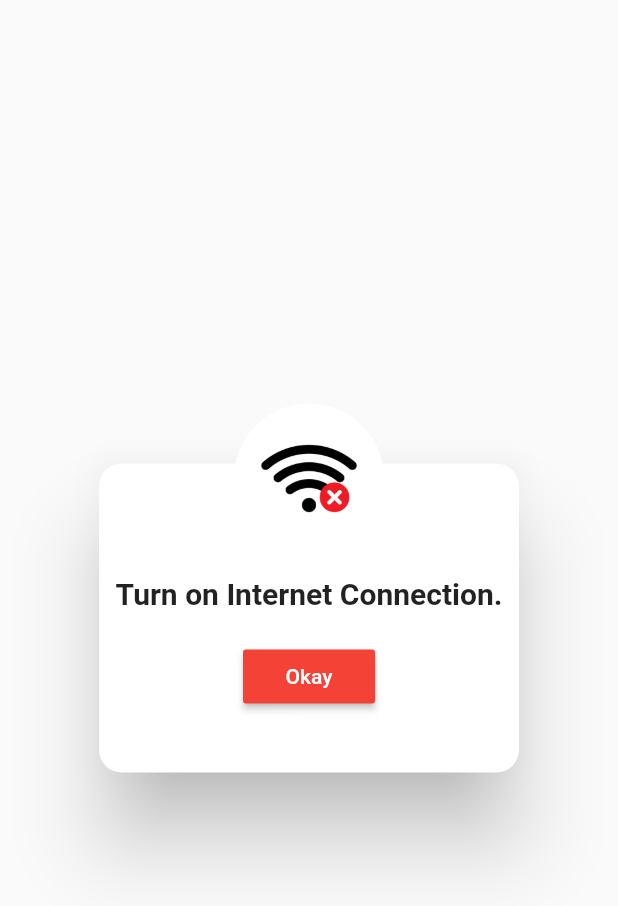
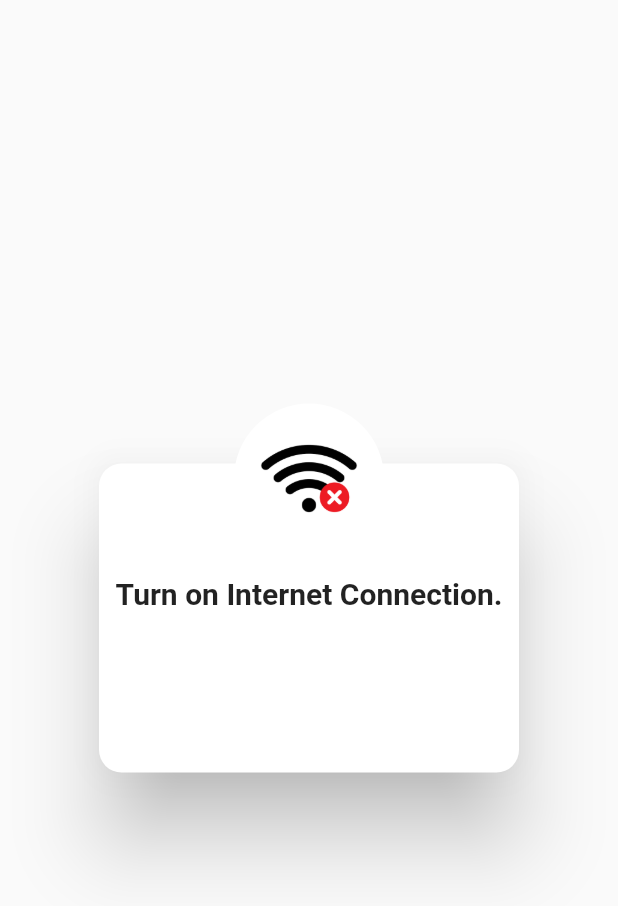
Before and after one commit to Rana01Harshiv/healthcare, a Flutter app: the AdvanceCustomAlert widget shown alone on an empty page, opened directly, on a phone screen of 412 x 824 dp. Shown: the top 906 px of the screen. Run offline on Flutter 3.47's test engine with Material 2 defaults, Android fonts, the phone set to English and light mode, and no system bars; our stand-ins replace cached_network_image, cloud_firestore, connectivity_plus, firebase_auth, firebase_core, flutter_rating_bar and 4 more; accounts and stored records are empty.

Commit message:
admin side coding

```diff
--- a/admin/lib/Screens/Login/ForgetPassword.dart
+++ b/admin/lib/Screens/Login/ForgetPassword.dart
@@ -154,11 +154,11 @@ class _ForgetPasswordState extends State<ForgetPassword> {
                     Container(
                       width: size.width * 0.8,
                       margin: EdgeInsets.all(10),
-                      child:RaisedButton(
-                        shape: StadiumBorder(),
+                      child:TextButton(
+                        /*shape: StadiumBorder(),
                         padding: EdgeInsets.symmetric(
                             horizontal: 40, vertical: 15),
-                        color: kPrimaryColor,
+                        color: kPrimaryColor,*/
                         onPressed: ()  async {
                           if (status == false) {
                             showDialog(
--- a/admin/lib/Screens/Login/Login_page.dart
+++ b/admin/lib/Screens/Login/Login_page.dart
@@ -255,11 +255,11 @@ class _login_pageState extends State<login_page> {
                               Container(
                                 width: size.width * 0.8,
                                 margin: EdgeInsets.only(left: 10,right: 10,top: 10 ,bottom: 5),
-                                child: RaisedButton(
-                                  shape: StadiumBorder(),
+                                child: TextButton(
+                                 /* shape: StadiumBorder(),
                                   padding: EdgeInsets.symmetric(
                                       horizontal: 40, vertical: 15),
-                                  color: kPrimaryColor,
+                                  color: kPrimaryColor,*/
                                   onPressed: () async {
                                     if (status == false) {
                                       showDialog(
--- a/admin/lib/componets/rounded_button.dart
+++ b/admin/lib/componets/rounded_button.dart
@@ -19,10 +19,10 @@ class RoundedButton extends StatelessWidget {
     Size size = MediaQuery.of(context).size;
     return Container(
       width: size.width * 0.8,
-      child: RaisedButton(
-        shape: StadiumBorder(),
+      child: TextButton(
+       /* shape: StadiumBorder(),
         padding: EdgeInsets.symmetric(horizontal: 40, vertical: 15),
-        color: b_coler,
+        color: b_coler,*/
         onPressed: (){},
         child: Text(text,style: TextStyle(color: t_coler, fontSize: 18, fontWeight: FontWeight.w500),),
       ),
--- a/admin/lib/widget/Alert_Dialog.dart
+++ b/admin/lib/widget/Alert_Dialog.dart
@@ -27,11 +27,11 @@ class AdvanceCustomAlert extends StatelessWidget {
                     SizedBox(
                       height: 20,
                     ),
-                    RaisedButton(
+                    TextButton(
                       onPressed: () {
                         Navigator.of(context).pop();
                       },
-                      color: Colors.red,
+                      //color: Colors.red,
                       child: Text(
                         'Okay',
                         style: TextStyle(color: Colors.white),
```
Also changed, not shown: admin/pubspec.lock.
